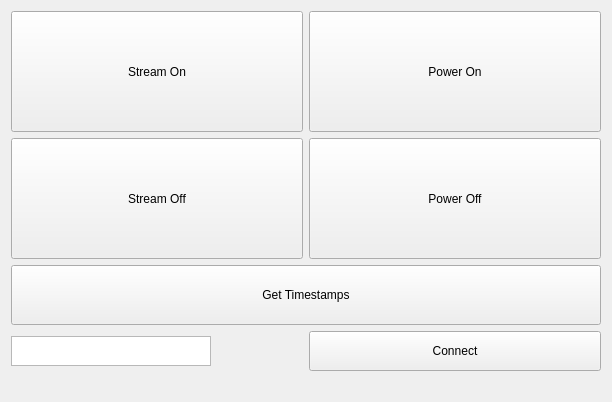
Above: mainwindow.ui from DephyInc/plan_network_interface before the change. Below: the same form after it.
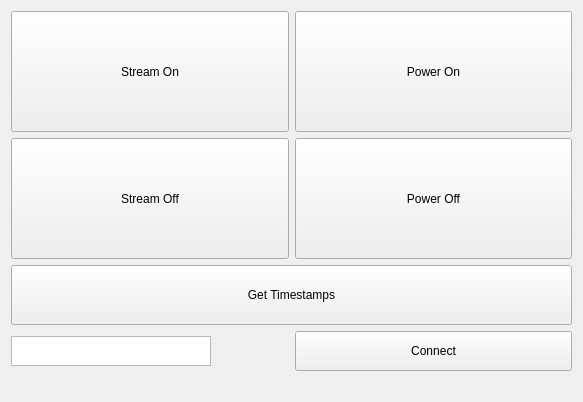
That is the form after the change.

Diff of the .ui file:
```diff
--- a/mainwindow.ui
+++ b/mainwindow.ui
@@ -6,7 +6,7 @@
    <rect>
     <x>0</x>
     <y>0</y>
-    <width>612</width>
+    <width>583</width>
     <height>402</height>
    </rect>
   </property>
```
Left out of the diff: 68 changed lines with no effect on the pictures.
